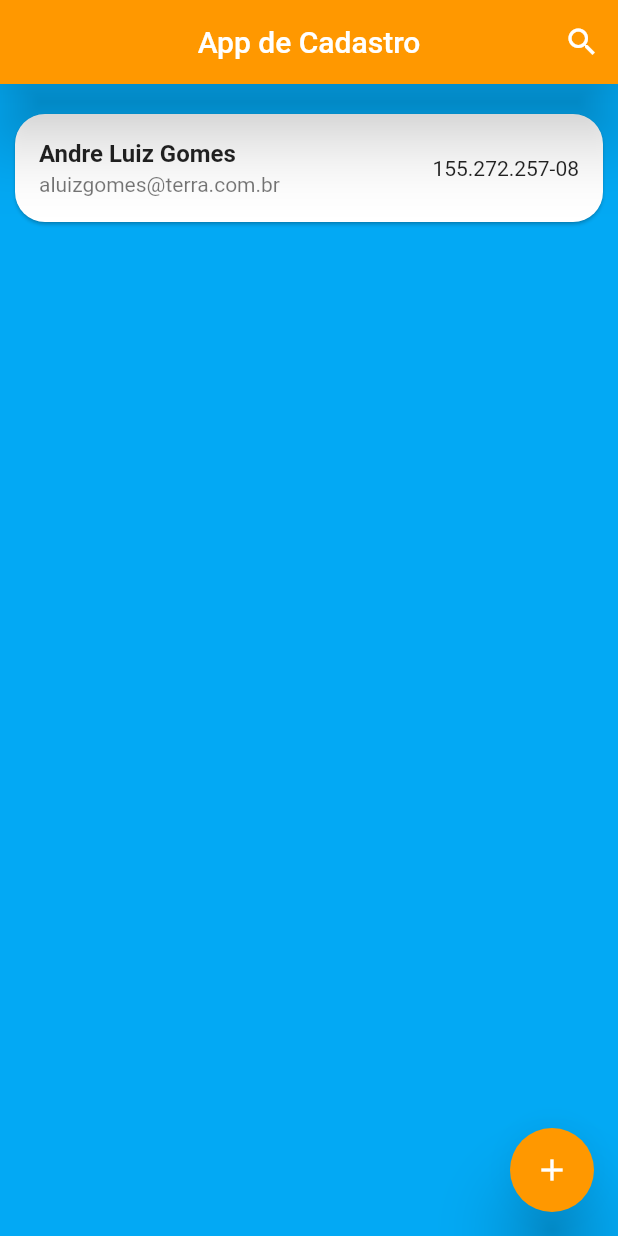
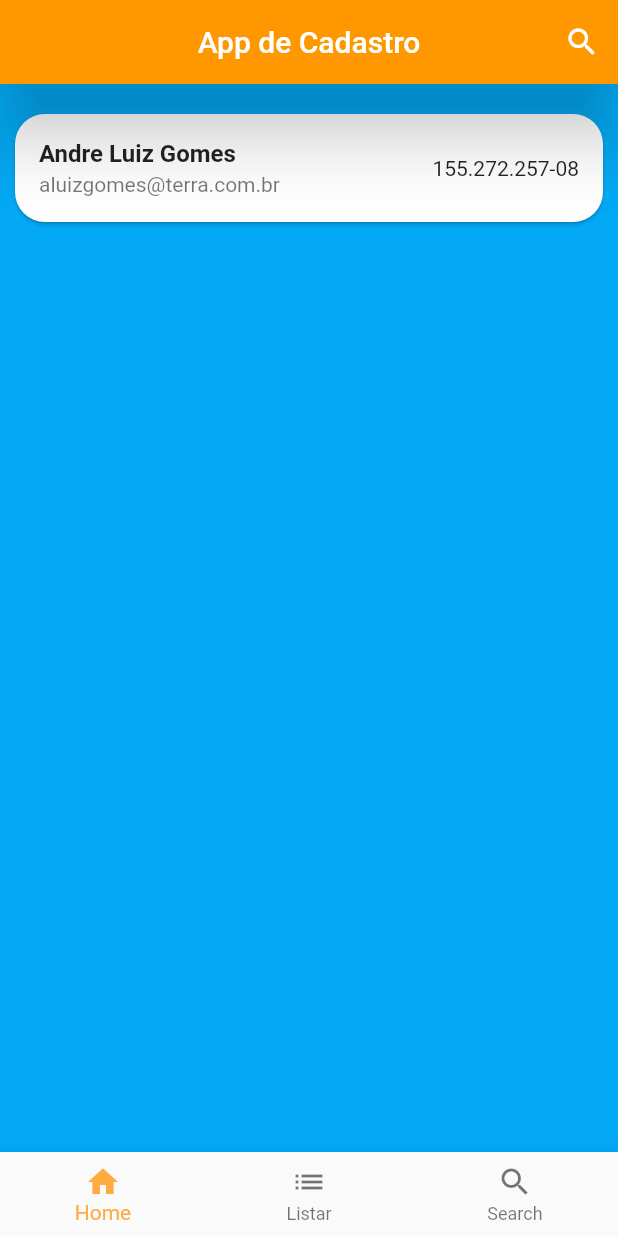
Before and after one commit to ALuizGomes/pm1_sala_flutter, a Flutter app: the screen it shows after launch, on a phone screen of 412 x 824 dp. Run offline on Flutter 3.47's test engine with Material 2 defaults, Android fonts, the phone set to English and light mode, and no system bars.

Commit message:
Navigation Bar

```diff
--- /dev/null
+++ b/lib/Content/navigationBar.dart
@@ -0,0 +1,39 @@
+import 'package:flutter/material.dart';
+
+class AppNavigationBar extends StatefulWidget {
+  const AppNavigationBar({ Key? key }) : super(key: key);
+
+  @override
+  State<AppNavigationBar> createState() => _AppNavigationBarState();
+}
+
+class _AppNavigationBarState extends State<AppNavigationBar> {
+  int _selectedIndex = 0;
+
+  void _onItemTapped(int index){
+    setState(() => _selectedIndex = index);
+  }
+
+  @override
+  Widget build(BuildContext context) {
+    return BottomNavigationBar(
+      items: const <BottomNavigationBarItem>[
+        BottomNavigationBarItem(
+          icon: Icon(Icons.home),
+          label: 'Home'
+        ),
+        BottomNavigationBarItem(
+          icon: Icon(Icons.list),
+          label: 'Listar'
+        ),
+        BottomNavigationBarItem(
+          icon: Icon(Icons.search),
+          label: 'Search'
+        )
+      ],
+      currentIndex: _selectedIndex,
+      selectedItemColor: Colors.orangeAccent,
+      onTap: _onItemTapped,
+    );
+  }
+}
--- a/lib/pages/home.dart
+++ b/lib/pages/home.dart
@@ -1,5 +1,5 @@
 import 'package:flutter/material.dart';
-import 'package:pm1_sala_flutter/Content/popUpScreen.dart';
+import 'package:pm1_sala_flutter/Content/navigationBar.dart';
 
 import '../constructor/user_dummy.dart';
 
@@ -26,17 +26,6 @@ class _HomePageState extends State<HomePage> {
     );
   }
 
-  _addButton() {
-    return FloatingActionButton(
-      elevation: 20,
-      backgroundColor: Colors.orange,
-      child: const Icon(Icons.add_outlined),
-      onPressed: () => showDialog(
-        context: context,
-        builder: (_) => const PopUpScreen(),
-      )
-    );
-  }
 
   _cardForms(String nome, String cpf, String email) {
     return Card(
@@ -59,7 +48,7 @@ class _HomePageState extends State<HomePage> {
     return MaterialApp(
         debugShowCheckedModeBanner: false,
         home: Scaffold(
-          floatingActionButton: _addButton(),
+          bottomNavigationBar: AppNavigationBar(),
           appBar: _appBar('App de Cadastro', true, Colors.orange),
           body: Container(
             color: Colors.lightBlue,
```
Also changed, not shown: lib/Content/popUpScreen.dart (deleted, +0 -34 lines).
